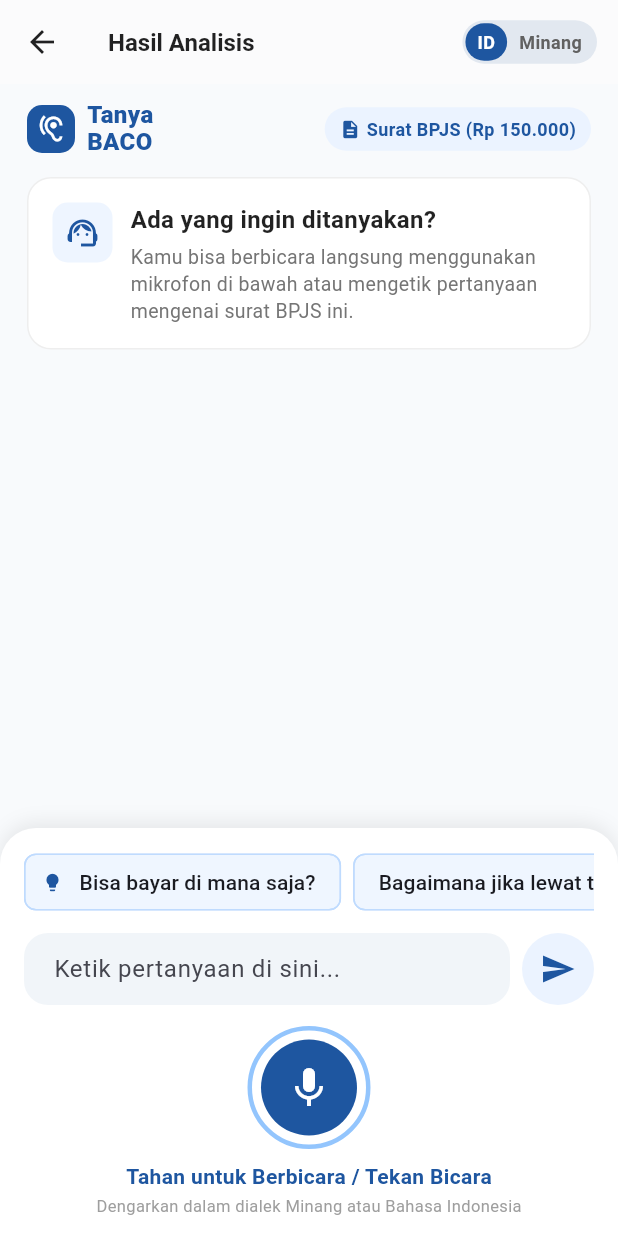
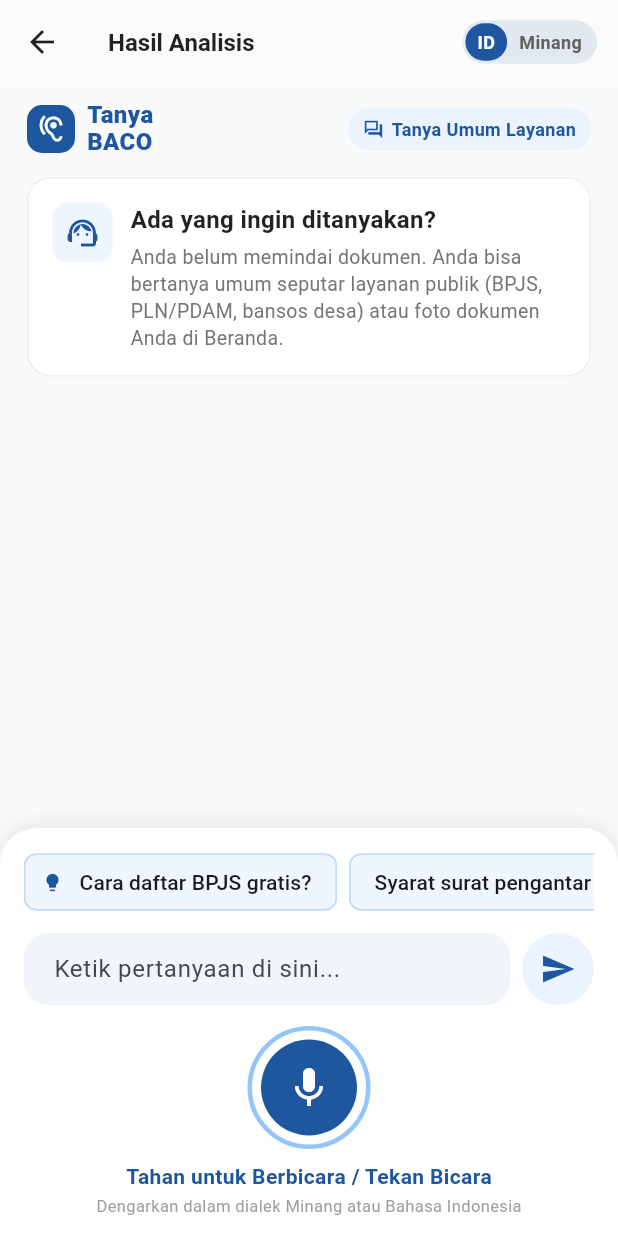
Before and after one commit to mutiaraazzh2708/BACO, a Flutter app: the screen it shows after launch, item 3 of the bottom bar chosen, on a phone screen of 412 x 824 dp. Run offline on Flutter 3.47's test engine with Material 3 defaults, Android fonts, the phone set to English and light mode, and no system bars; our stand-ins replace flutter_image_compress, flutter_tts, image_picker; missing offline and left inert: record.

Commit message:
Ubah Tanya BACO menjadi dinamis: mode umum saat belum scan dan mode spesifik dokumen setelah scan

```diff
--- a/mobile/lib/screens/ask_screen.dart
+++ b/mobile/lib/screens/ask_screen.dart
@@ -9,11 +9,13 @@ import '../services/tts_service.dart';
 class AskScreen extends StatefulWidget {
   final String bahasa;
   final String contextDocument;
+  final String? documentTitle;
 
   const AskScreen({
     super.key,
     required this.bahasa,
     required this.contextDocument,
+    this.documentTitle,
   });
 
   @override
@@ -352,13 +354,23 @@ class _AskScreenState extends State<AskScreen> {
                             color: const Color(0xFFEBF3FF),
                             borderRadius: BorderRadius.circular(16),
                           ),
-                          child: const Row(
+                          child: Row(
+                            mainAxisSize: MainAxisSize.min,
                             children: [
-                              Icon(Icons.description, size: 14, color: Color(0xFF1E56A0)),
-                              SizedBox(width: 4),
+                              Icon(
+                                widget.documentTitle != null
+                                    ? Icons.description
+                                    : Icons.forum_outlined,
+                                size: 14,
+                                color: const Color(0xFF1E56A0),
+                              ),
+                              const SizedBox(width: 5),
                               Text(
-                                "Surat BPJS (Rp 150.000)",
-                                style: TextStyle(
+                                widget.documentTitle ??
+                                    (isMinang
+                                        ? "Tanyo Umum Layanan Publik"
+                                        : "Tanya Umum Layanan"),
+                                style: const TextStyle(
                                   fontSize: 12,
                                   fontWeight: FontWeight.bold,
                                   color: Color(0xFF1E56A0),
@@ -408,9 +420,13 @@ class _AskScreenState extends State<AskScreen> {
                                 ),
                                 const SizedBox(height: 4),
                                 Text(
-                                  isMinang
-                                      ? "Sanak bisa mangecek langsuang mamakai mikrofon di bawah atau mangetik patanyaan manganai surek BPJS ko."
-                                      : "Kamu bisa berbicara langsung menggunakan mikrofon di bawah atau mengetik pertanyaan mengenai surat BPJS ini.",
+                                  widget.documentTitle != null
+                                      ? (isMinang
+                                          ? "Sanak bisa mangecek langsuang mamakai mikrofon di bawah atau mangetik patanyaan manganai dokumen ${widget.documentTitle} ko."
+                                          : "Kamu bisa berbicara langsung menggunakan mikrofon di bawah atau mengetik pertanyaan mengenai dokumen ${widget.documentTitle} ini.")
+                                      : (isMinang
+                                          ? "Sanak alun mamindai dokumen. Sanak bisa batanyo umum saputa layanan publik (BPJS, listrik, PDAM, bansos) atau foto surek sanak di Beranda."
+                                          : "Anda belum memindai dokumen. Anda bisa bertanya umum seputar layanan publik (BPJS, PLN/PDAM, bansos desa) atau foto dokumen Anda di Beranda."),
                                   style: TextStyle(
                                     fontSize: 13,
                                     color: Colors.grey[600],
@@ -658,10 +674,12 @@ class _AskScreenState extends State<AskScreen> {
                                       ),
                                     ],
                                   ),
-                                  SizedBox(height: 4),
+                                  const SizedBox(height: 4),
                                   Text(
-                                    "Jika ada kendala biaya, Anda bisa mendaftar program cicilan REHAB melalui aplikasi Mobile JKN atau kantor cabang BPJS terdekat.",
-                                    style: TextStyle(fontSize: 12.5, height: 1.4),
+                                    widget.documentTitle != null
+                                        ? "Jika ada kendala pembayaran atau berkas yang belum jelas, Anda dapat bertanya langsung ke kantor layanan instansi terdekat."
+                                        : "Untuk informasi ringkasan dan analisis yang persis dengan berkas fisik Anda, silakan foto surat Anda melalui menu Pindai di Beranda.",
+                                    style: const TextStyle(fontSize: 12.5, height: 1.4),
                                   ),
                                 ],
                               ),
@@ -696,7 +714,8 @@ class _AskScreenState extends State<AskScreen> {
                   SingleChildScrollView(
                     scrollDirection: Axis.horizontal,
                     child: Row(
-                      children: [
+                      children: widget.documentTitle != null
+                          ? [
                               ActionChip(
                                 avatar: const Icon(Icons.lightbulb,
                                     size: 14, color: Color(0xFF1E56A0)),
@@ -712,6 +731,41 @@ class _AskScreenState extends State<AskScreen> {
                                 side: const BorderSide(color: Color(0xFFBFDBFE)),
                                 onPressed: () =>
                                     _ask("Bagaimana jika lewat tenggat waktu?"),
+                              ),
+                              const SizedBox(width: 8),
+                              ActionChip(
+                                label: const Text("Apa syarat yang harus disiapkan?"),
+                                backgroundColor: const Color(0xFFEFF6FF),
+                                side: const BorderSide(color: Color(0xFFBFDBFE)),
+                                onPressed: () =>
+                                    _ask("Apa syarat yang harus disiapkan?"),
+                              ),
+                            ]
+                          : [
+                              ActionChip(
+                                avatar: const Icon(Icons.lightbulb,
+                                    size: 14, color: Color(0xFF1E56A0)),
+                                label: const Text("Cara daftar BPJS gratis?"),
+                                backgroundColor: const Color(0xFFEFF6FF),
+                                side: const BorderSide(color: Color(0xFFBFDBFE)),
+                                onPressed: () =>
+                                    _ask("Bagaimana cara mendaftar BPJS Kesehatan gratis PBI?"),
+                              ),
+                              const SizedBox(width: 8),
+                              ActionChip(
+                                label: const Text("Syarat surat pengantar RT?"),
+                                backgroundColor: const Color(0xFFEFF6FF),
+                                side: const BorderSide(color: Color(0xFFBFDBFE)),
+                                onPressed: () =>
+                                    _ask("Apa syarat membuat surat pengantar RT atau kelurahan?"),
+                              ),
+                              const SizedBox(width: 8),
+                              ActionChip(
+                                label: const Text("Kapan batas bayar listrik?"),
+                                backgroundColor: const Color(0xFFEFF6FF),
+                                side: const BorderSide(color: Color(0xFFBFDBFE)),
+                                onPressed: () =>
+                                    _ask("Kapan batas akhir pembayaran tagihan listrik PLN setiap bulannya?"),
                               ),
                             ],
                     ),
--- a/mobile/lib/screens/home_screen.dart
+++ b/mobile/lib/screens/home_screen.dart
@@ -879,7 +879,9 @@ class _HomeScreenState extends State<HomeScreen> {
               MaterialPageRoute(
                 builder: (context) => AskScreen(
                   bahasa: _selectedBahasa,
-                  contextDocument: "Dokumen umum layanan publik BPJS Kesehatan",
+                  contextDocument:
+                      "Layanan publik umum Indonesia (BPJS Kesehatan, Tagihan Listrik PLN, PDAM, Administrasi Desa/Kelurahan)",
+                  documentTitle: null,
                 ),
               ),
             );
--- a/mobile/lib/screens/result_screen.dart
+++ b/mobile/lib/screens/result_screen.dart
@@ -863,12 +863,29 @@ class _ResultScreenState extends State<ResultScreen> {
                   onPressed: () {
                     HapticFeedback.mediumImpact();
                     _ttsService.stop();
+
+                    String docTitle = "Dokumen Terpindai";
+                    final p = widget.result.penjelasan.toLowerCase();
+                    if (p.contains("bpjs")) {
+                      docTitle = "Surat BPJS";
+                    } else if (p.contains("listrik") || p.contains("pln")) {
+                      docTitle = "Tagihan Listrik";
+                    } else if (p.contains("pdam") || p.contains("air")) {
+                      docTitle = "Tagihan PDAM";
+                    } else if (p.contains("desa") || p.contains("kelurahan") || p.contains("rt")) {
+                      docTitle = "Surat Desa/Kelurahan";
+                    }
+                    if (widget.result.nominal.isNotEmpty && widget.result.nominal != "Tidak ada") {
+                      docTitle = "$docTitle (${widget.result.nominal})";
+                    }
+
                     Navigator.push(
                       context,
                       MaterialPageRoute(
                         builder: (context) => AskScreen(
                           bahasa: _currentBahasa,
                           contextDocument: widget.result.toSpeechText(bahasa: _currentBahasa),
+                          documentTitle: docTitle,
                         ),
                       ),
                     );
```
Lines whose indentation alone changed are shown as unchanged.
